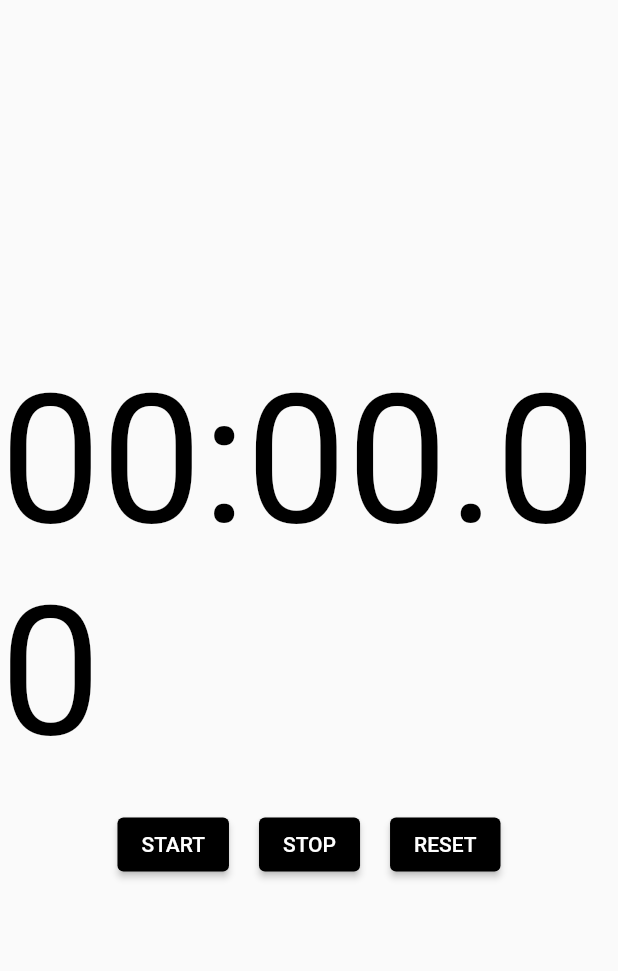
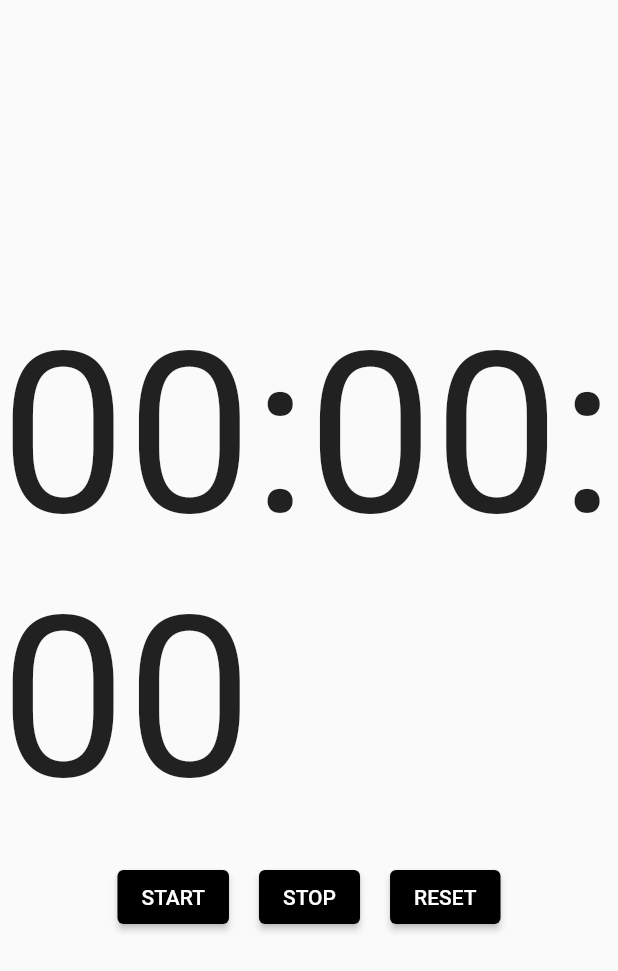
Before and after one commit to anantapamungkas/timer-jlt-xii, a Flutter app: the screen it shows after launch, on a phone screen of 412 x 824 dp. Shown: the top 971 px of the screen. Run offline on Flutter 3.47's test engine with Material 2 defaults, Android fonts, the phone set to English and light mode, and no system bars; our stand-ins replace stop_watch_timer; Roboto replaces fonts that are missing (Fira Sans).

Commit message:
Timer with new Stopwatch method

```diff
--- a/lib/timer.dart
+++ b/lib/timer.dart
@@ -1,3 +1,6 @@
+import 'dart:async';
+import 'dart:ui';
+
 import 'package:flutter/material.dart';
 import 'package:stop_watch_timer/stop_watch_timer.dart';
 
@@ -9,14 +12,40 @@ class TimerPage extends StatefulWidget {
 }
 
 class _TimerPageState extends State<TimerPage> {
-  final StopWatchTimer _stopwatchTimer = StopWatchTimer();
-  final _isHour = false;
+  //! stop_watch_timer method - defining timer object
+  // final StopWatchTimer _stopwatchTimer = StopWatchTimer();
+  // final _isHour = false;
+
+  //* Adding new stopwatch method
+  late Stopwatch stopwatch;
+  late Timer t;
+
+  //* Timer value
+  String returnFormatedText() {
+    var milli = stopwatch.elapsed.inMilliseconds;
+    String milliseconds = ((milli % 1000) ~/ 10).toString().padLeft(2, '0');
+    String seconds = (milli ~/ 1000).toString().padLeft(2, '0');
+    String minutes = ((milli ~/ 1000) ~/ 60).toString().padLeft(2, '0');
+
+    return '$minutes:$seconds:$milliseconds';
+  }
 
   @override
-  void dispose(){
-    super.dispose();
-    _stopwatchTimer.dispose();
+  void initState(){
+    super.initState();
+    stopwatch = Stopwatch();
+
+    t = Timer.periodic(Duration(milliseconds: 30), (timer) {
+      setState(() {});
+    });
   }
+
+  //! stop_watch_timer method - disposing
+  // @override
+  // void dispose(){
+  //   super.dispose();
+  //   _stopwatchTimer.dispose();
+  // }
 
   Widget build(BuildContext context) {
     return Scaffold(
@@ -46,22 +75,31 @@ class _TimerPageState extends State<TimerPage> {
       //   borderRadius: BorderRadius.circular(10),
       // ),
 
-      child: StreamBuilder<int>(
-          stream: _stopwatchTimer.rawTime,
-          initialData: _stopwatchTimer.rawTime.value,
-          builder: (context, snapshot) {
-            final value = snapshot.data;
-            final displayTime = StopWatchTimer.getDisplayTime(value!, hours: _isHour);
+      child: Text(
+        returnFormatedText(),
+        style: TextStyle(
+          fontFamily: 'Fira Sans', fontSize: 150, fontFeatures: [FontFeature.tabularFigures(),],
+        ),
+      ),
 
-            return Text(
-              displayTime,
-              style: TextStyle(fontFamily: 'Fira Sans', fontSize: 120, fontWeight: FontWeight.normal, color: Colors.black),
-            );
-          },
-      ),
+      //! stop_watch_timer method - Stream builder
+      // child: StreamBuilder<int>(
+      //     stream: _stopwatchTimer.rawTime,
+      //     initialData: _stopwatchTimer.rawTime.value,
+      //     builder: (context, snapshot) {
+      //       final value = snapshot.data;
+      //       final displayTime = StopWatchTimer.getDisplayTime(value!, hours: _isHour);
+
+      //       return Text(
+      //         displayTime,
+      //         style: TextStyle(fontFamily: 'Fira Sans', fontSize: 120, fontWeight: FontWeight.normal, color: Colors.black),
+      //       );
+      //     },
+      // ),
     );
   }
 
+  //* Button widget for start, pause, and reset
   Widget buildButton(){
     return Row(
       mainAxisAlignment: MainAxisAlignment.center,
@@ -74,7 +112,10 @@ class _TimerPageState extends State<TimerPage> {
             primary: Color.fromARGB(255, 0, 0, 0),
           ),
           onPressed: () {
-            _stopwatchTimer.onExecute.add(StopWatchExecute.start);
+            stopwatch.start();
+
+            //! stop_watch_timer method - Starting timer
+            // _stopwatchTimer.onExecute.add(StopWatchExecute.start);
           },
           ),
 
@@ -88,7 +129,12 @@ class _TimerPageState extends State<TimerPage> {
           style: ElevatedButton.styleFrom(
             primary: Color.fromARGB(255, 0, 0, 0),
           ),
-          onPressed: () {_stopwatchTimer.onExecute.add(StopWatchExecute.stop);},
+          onPressed: () {
+            stopwatch.stop();
+
+            //! stop_watch_timer method - Stoping timer
+            // _stopwatchTimer.onExecute.add(StopWatchExecute.stop);
+          },
           ),
 
         SizedBox(
@@ -101,7 +147,12 @@ class _TimerPageState extends State<TimerPage> {
           style: ElevatedButton.styleFrom(
             primary: Color.fromARGB(255, 0, 0, 0),
           ),
-          onPressed: () {_stopwatchTimer.onExecute.add(StopWatchExecute.reset);},
+          onPressed: () {
+            stopwatch.reset();
+
+            //! stop_watch_timer method - Reseting timer
+            // _stopwatchTimer.onExecute.add(StopWatchExecute.reset);
+          },
           ),
       ],
     );
```
